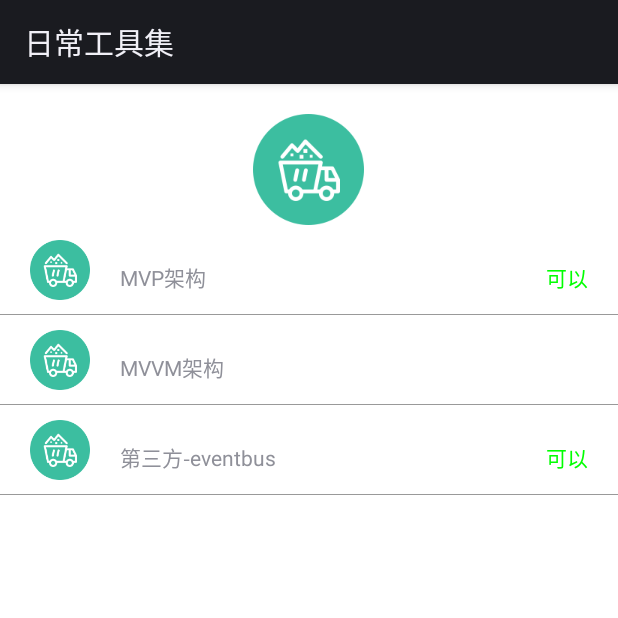
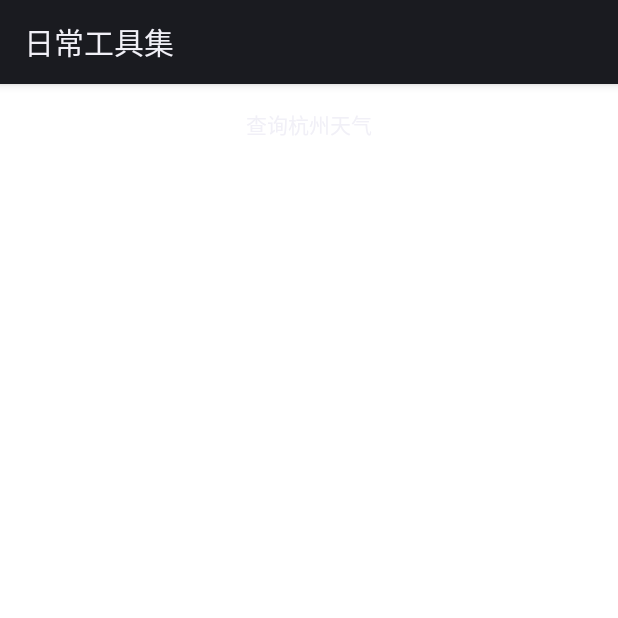
Before and after one commit to kHRYSTAL/CommonPure, an Android app: the screen it shows after launch (LoginActivity before the commit, QueryWeatherActivity after it), after a tap on "MVVM架构", on a phone screen of 412 x 824 dp, the top half of it. Run offline under Robolectric (Android 15) with nearby library versions, the phone set to English and light mode, and no system bars; our stand-ins replace ButterKnife, EventBus, RxJava, data binding; libraries missing offline, so code that uses them is left out: com.coorchice.library, com.github.anzewei.parallaxbacklayout, com.scwang.smartrefresh, com.tbruyelle.rxpermissions2; pictures from the network do not load; 9 statements that could not run were skipped.

Commit message:
MVVM架构

```diff
--- a/app/build.gradle
+++ b/app/build.gradle
@@ -76,6 +76,11 @@ android {
             signingConfig signingConfigs.debug  //签名
         }
     }
+
+    dataBinding {
+        enabled = true
+    }
+
     compileOptions {
         sourceCompatibility JavaVersion.VERSION_1_8
         targetCompatibility JavaVersion.VERSION_1_8
--- a/app/src/main/AndroidManifest.xml
+++ b/app/src/main/AndroidManifest.xml
@@ -117,6 +117,12 @@
             android:configChanges="keyboardHidden|screenSize|orientation"
             android:theme="@style/AppTheme"/>
 
+        <activity
+            android:name="com.yimeiduo.business.mvvm.QueryWeatherActivity"
+            android:screenOrientation="portrait"
+            android:configChanges="keyboardHidden|screenSize|orientation"
+            android:theme="@style/AppTheme"/>
+
 
     </application>
 
--- a/app/src/main/java/com/yimeiduo/business/Constant.java
+++ b/app/src/main/java/com/yimeiduo/business/Constant.java
@@ -4,7 +4,7 @@ import android.os.Environment;
 
 public class Constant {
 
-    public static final String URL_BASE = "https://www.baidu.com";//正式环境接口
+    public static final String URL_BASE = "http://www.weather.com.cn/";//正式环境接口
 
     public static final String ROOT_DIR = Environment.getExternalStorageDirectory() + "/Constructor/";
 
--- /dev/null
+++ b/app/src/main/java/com/yimeiduo/business/mvvm/QueryWeatherActivity.java
@@ -0,0 +1,40 @@
+package com.yimeiduo.business.mvvm;
+
+import android.databinding.DataBindingUtil;
+import android.os.Bundle;
+import android.support.annotation.Nullable;
+import android.support.v7.app.AppCompatActivity;
+
+import com.yimeiduo.business.R;
+import com.yimeiduo.business.databinding.ActivityWeatherBinding;
+import com.yimeiduo.business.mvvm.viewmodel.QueryWeatherViewModel;
+
+
+public class QueryWeatherActivity extends AppCompatActivity {
+
+    // ViewModel
+    private QueryWeatherViewModel mViewModel;
+
+    // DataBinding
+    private ActivityWeatherBinding mDataBinding;
+
+    @Override
+    protected void onCreate(@Nullable Bundle savedInstanceState) {
+        super.onCreate(savedInstanceState);
+        mDataBinding = DataBindingUtil.setContentView(this,R.layout.activity_weather);
+
+        // 创建ViewModel
+        mViewModel = new QueryWeatherViewModel();
+        // 绑定View和ViewModel
+        mDataBinding.setViewModel(mViewModel);
+
+    }
+
+    @Override
+    protected void onDestroy() {
+        super.onDestroy();
+        // 取消请求
+        mViewModel.cancelRequest();
+    }
+
+}
--- /dev/null
+++ b/app/src/main/java/com/yimeiduo/business/mvvm/viewmodel/QueryWeatherViewModel.java
@@ -0,0 +1,86 @@
+package com.yimeiduo.business.mvvm.viewmodel;
+
+import android.databinding.ObservableBoolean;
+import android.databinding.ObservableField;
+import android.util.Log;
+
+import com.yimeiduo.business.mvvm.model.WeatherData;
+import com.yimeiduo.business.mvvm.model.WeatherInfo;
+import com.yimeiduo.business.net.RetrofitHelper;
+
+import retrofit2.Call;
+import retrofit2.Callback;
+import retrofit2.Response;
+
+public class QueryWeatherViewModel {
+    private static final String TAG = "QueryWeatherViewModel";
+
+    public final ObservableBoolean loading = new ObservableBoolean(false);
+
+    public final ObservableBoolean loadingSuccess = new ObservableBoolean(false);
+
+    public final ObservableBoolean loadingFailure = new ObservableBoolean(false);
+
+    public final ObservableField<String> city = new ObservableField<>();
+
+    public final ObservableField<String> cityId = new ObservableField<>();
+
+    public final ObservableField<String> temp1 = new ObservableField<>();
+
+    public final ObservableField<String> temp2 = new ObservableField<>();
+
+    public final ObservableField<String> weather = new ObservableField<>();
+
+    public final ObservableField<String> time = new ObservableField<>();
+
+    private Call<WeatherData> mCall;
+
+    public QueryWeatherViewModel() {
+
+    }
+
+    public void queryWeather() {
+        loading.set(true);
+        loadingSuccess.set(false);
+        loadingFailure.set(false);
+
+        mCall = RetrofitHelper.getInstance()
+                .getRetrofitService()
+                .queryWeather();
+
+        mCall.enqueue(new Callback<WeatherData>() {
+
+            @Override
+            public void onResponse(Call<WeatherData> call, Response<WeatherData> response) {
+                WeatherInfo weatherInfo = response.body().getWeatherinfo();
+                city.set(weatherInfo.getCity());
+                cityId.set(weatherInfo.getCityid());
+                temp1.set(weatherInfo.getTemp1());
+                temp2.set(weatherInfo.getTemp2());
+                weather.set(weatherInfo.getWeather());
+                time.set(weatherInfo.getPtime());
+
+                loading.set(false);
+                loadingSuccess.set(true);
+            }
+
+            @Override
+            public void onFailure(Call<WeatherData> call, Throwable t) {
+                if (call.isCanceled()) {
+                    Log.i(TAG, "call is canceled.");
+                } else {
+                    loading.set(false);
+                    loadingFailure.set(true);
+                }
+            }
+        });
+    }
+
+    public void cancelRequest() {
+        if (mCall != null) {
+            mCall.cancel();
+        }
+    }
+
+
+}
--- a/app/src/main/java/com/yimeiduo/business/net/RetrofitHelper.java
+++ b/app/src/main/java/com/yimeiduo/business/net/RetrofitHelper.java
@@ -16,6 +16,7 @@ import okhttp3.Response;
 import okhttp3.logging.HttpLoggingInterceptor;
 import retrofit2.Retrofit;
 import retrofit2.adapter.rxjava2.RxJava2CallAdapterFactory;
+import retrofit2.converter.gson.GsonConverterFactory;
 
 /**
  * RetrofitHelper用于Retrofit的初始化
@@ -79,8 +80,9 @@ public class RetrofitHelper {
         mClient = builder.build();
         mRetrofit = new Retrofit.Builder()
                 .baseUrl(Constant.URL_BASE)
-                .addConverterFactory(XGsonConverterFactory.create())
-                .addCallAdapterFactory(RxJava2CallAdapterFactory.create())
+                .addConverterFactory(GsonConverterFactory.create())
+//                .addConverterFactory(XGsonConverterFactory.create())
+//                .addCallAdapterFactory(RxJava2CallAdapterFactory.create())
                 .client(mClient)
                 .build();
         retrofitService = mRetrofit.create(RetrofitService.class);
--- a/app/src/main/java/com/yimeiduo/business/net/RetrofitService.java
+++ b/app/src/main/java/com/yimeiduo/business/net/RetrofitService.java
@@ -1,6 +1,13 @@
 package com.yimeiduo.business.net;
+
+import com.yimeiduo.business.mvvm.model.WeatherData;
+
+import retrofit2.Call;
+import retrofit2.http.GET;
 
 public interface RetrofitService {
 
+    @GET("data/cityinfo/101210101.html")
+    Call<WeatherData> queryWeather();
 
 }
--- a/app/src/main/java/com/yimeiduo/business/ui/activity/login/LoginActivity.java
+++ b/app/src/main/java/com/yimeiduo/business/ui/activity/login/LoginActivity.java
@@ -15,6 +15,7 @@ import com.yimeiduo.business.base.BaseActivity;
 import com.yimeiduo.business.entity.CommonResponse;
 import com.yimeiduo.business.entity.response.CommonBean;
 import com.yimeiduo.business.entity.response.LoginEntity;
+import com.yimeiduo.business.mvvm.QueryWeatherActivity;
 import com.yimeiduo.business.ui.activity.MainActivity;
 import com.yimeiduo.business.ui.activity.SanFangActivity;
 import com.yimeiduo.business.ui.activity.login.presenter.LoginPresenter;
@@ -60,7 +61,7 @@ public class LoginActivity extends BaseActivity<LoginPresenter> implements ILogi
 
         list = new ArrayList<>();
         list.add(new CommonBean("MVP架构",1));
-        list.add(new CommonBean("MVVM架构",0));
+        list.add(new CommonBean("MVVM架构",1));
         list.add(new CommonBean("第三方-eventbus",1));
 
         LinearLayoutManager layoutManager = new LinearLayoutManager(LoginActivity.this);
@@ -79,6 +80,7 @@ public class LoginActivity extends BaseActivity<LoginPresenter> implements ILogi
                         startActivity(new Intent(LoginActivity.this, MainActivity.class));
                         break;
                     case 1:
+                        startActivity(new Intent(LoginActivity.this, QueryWeatherActivity.class));
                         break;
                     case 2:
                         startActivity(new Intent(LoginActivity.this, SanFangActivity.class));
--- /dev/null
+++ b/app/src/main/res/layout/activity_weather.xml
@@ -0,0 +1,159 @@
+<?xml version="1.0" encoding="utf-8"?>
+<layout xmlns:android="http://schemas.android.com/apk/res/android"
+    xmlns:tools="http://schemas.android.com/tools">
+
+    <data>
+        <import type="android.view.View"/>
+
+        <variable
+            name="viewModel"
+            type="com.yimeiduo.business.mvvm.viewmodel.QueryWeatherViewModel" />
+    </data>
+
+
+    <RelativeLayout
+        android:layout_width="match_parent"
+        android:layout_height="match_parent"
+        android:padding="16dp"
+        >
+
+        <Button
+            android:id="@+id/btn_query_weather"
+            android:layout_width="wrap_content"
+            android:layout_height="wrap_content"
+            android:layout_centerHorizontal="true"
+            android:text="@string/query_weather"
+            android:enabled="@{viewModel.loading ? false : true}"
+            android:onClick="@{() -> viewModel.queryWeather()}" />
+
+        <RelativeLayout
+            android:id="@+id/vg_weather_info"
+            android:layout_width="match_parent"
+            android:layout_height="wrap_content"
+            android:layout_below="@id/btn_query_weather"
+            android:layout_marginTop="16dp"
+            android:visibility="@{viewModel.loadingSuccess ? View.VISIBLE : View.GONE}">
+
+            <TextView
+                android:id="@+id/tv_city"
+                android:layout_width="wrap_content"
+                android:layout_height="wrap_content"
+                android:textStyle="bold"
+                android:text="@string/city" />
+
+            <TextView
+                android:id="@+id/tv_city_value"
+                android:layout_width="wrap_content"
+                android:layout_height="wrap_content"
+                android:layout_toRightOf="@id/tv_city"
+                android:layout_alignBottom="@id/tv_city"
+                android:text="@{viewModel.city}"
+                tools:text="杭州" />
+
+            <TextView
+                android:id="@+id/tv_city_id"
+                android:layout_width="wrap_content"
+                android:layout_height="wrap_content"
+                android:layout_below="@id/tv_city"
+                android:layout_marginTop="16dp"
+                android:textStyle="bold"
+                android:text="@string/city_id" />
+
+            <TextView
+                android:id="@+id/tv_city_id_value"
+                android:layout_width="wrap_content"
+                android:layout_height="wrap_content"
+                android:layout_toRightOf="@id/tv_city_id"
+                android:layout_alignBottom="@id/tv_city_id"
+                android:text="@{viewModel.cityId}"
+                tools:text="101210101" />
+
+            <TextView
+                android:id="@+id/tv_temp"
+                android:layout_width="wrap_content"
+                android:layout_height="wrap_content"
+                android:layout_below="@id/tv_city_id"
+                android:layout_marginTop="16dp"
+                android:textStyle="bold"
+                android:text="@string/temperature" />
+
+            <TextView
+                android:id="@+id/tv_temp1_value"
+                android:layout_width="wrap_content"
+                android:layout_height="wrap_content"
+                android:layout_toRightOf="@id/tv_temp"
+                android:layout_alignBottom="@id/tv_temp"
+                android:text="@{viewModel.temp1}"
+                tools:text="5℃" />
+
+            <TextView
+                android:id="@+id/tv_tilde"
+                android:layout_width="wrap_content"
+                android:layout_height="wrap_content"
+                android:layout_toRightOf="@id/tv_temp1_value"
+                android:layout_alignBottom="@id/tv_temp"
+                android:text="@string/tilde" />
+
+            <TextView
+                android:id="@+id/tv_temp2_value"
+                android:layout_width="wrap_content"
+                android:layout_height="wrap_content"
+                android:layout_toRightOf="@id/tv_tilde"
+                android:layout_alignBottom="@id/tv_temp"
+                android:text="@{viewModel.temp2}"
+                tools:text="10℃" />
+
+            <TextView
+                android:id="@+id/tv_weather"
+                android:layout_width="wrap_content"
+                android:layout_height="wrap_content"
+                android:layout_below="@id/tv_temp"
+                android:layout_marginTop="16dp"
+                android:textStyle="bold"
+                android:text="@string/weather" />
+
+            <TextView
+                android:id="@+id/tv_weather_value"
+                android:layout_width="wrap_content"
+                android:layout_height="wrap_content"
+                android:layout_toRightOf="@id/tv_weather"
+                android:layout_alignBottom="@id/tv_weather"
+                android:text="@{viewModel.weather}"
+                tools:text="晴" />
+
+            <TextView
+                android:id="@+id/tv_time"
+                android:layout_width="wrap_content"
+                android:layout_height="wrap_content"
+                android:layout_below="@id/tv_weather"
+                android:layout_marginTop="16dp"
+                android:textStyle="bold"
+                android:text="@string/release_time" />
+
+            <TextView
+                android:id="@+id/tv_time_value"
+                android:layout_width="wrap_content"
+                android:layout_height="wrap_content"
+                android:layout_toRightOf="@id/tv_time"
+                android:layout_alignBottom="@id/tv_time"
+                android:text="@{viewModel.time}"
+                tools:text="10:00" />
+        </RelativeLayout>
+
+        <ProgressBar
+            android:id="@+id/pb_progress"
+            android:layout_width="wrap_content"
+            android:layout_height="wrap_content"
+            android:layout_centerInParent="true"
+            android:visibility="@{viewModel.loading ? View.VISIBLE : View.GONE}" />
+
+        <TextView
+            android:id="@+id/tv_query_failure"
+            android:layout_width="wrap_content"
+            android:layout_height="wrap_content"
+            android:layout_centerInParent="true"
+            android:text="@string/query_failure"
+            android:visibility="@{viewModel.loadingFailure ? View.VISIBLE : View.GONE}" />
+    </RelativeLayout>
+
+</layout>
--- a/app/src/main/res/values/strings.xml
+++ b/app/src/main/res/values/strings.xml
@@ -26,4 +26,15 @@
     <string name="net_error_msg">请重试</string>
     <string name="no_data">暂无数据</string>
     <!--add by cq  end   -->
+
+
+    <!--查询天气页面-->
+    <string name="query_weather">查询杭州天气</string>
+    <string name="city">城市：</string>
+    <string name="city_id">城市ID：</string>
+    <string name="temperature">温度：</string>
+    <string name="tilde">~</string>
+    <string name="weather">天气：</string>
+    <string name="release_time">发布时间：</string>
+    <string name="query_failure">查询失败，请检查网络后重试~</string>
 </resources>
```
Also changed, not shown: app/src/main/java/com/yimeiduo/business/mvvm/model/WeatherData.java (added, +18 -0 lines), app/src/main/java/com/yimeiduo/business/mvvm/model/WeatherInfo.java (added, +88 -0 lines).
